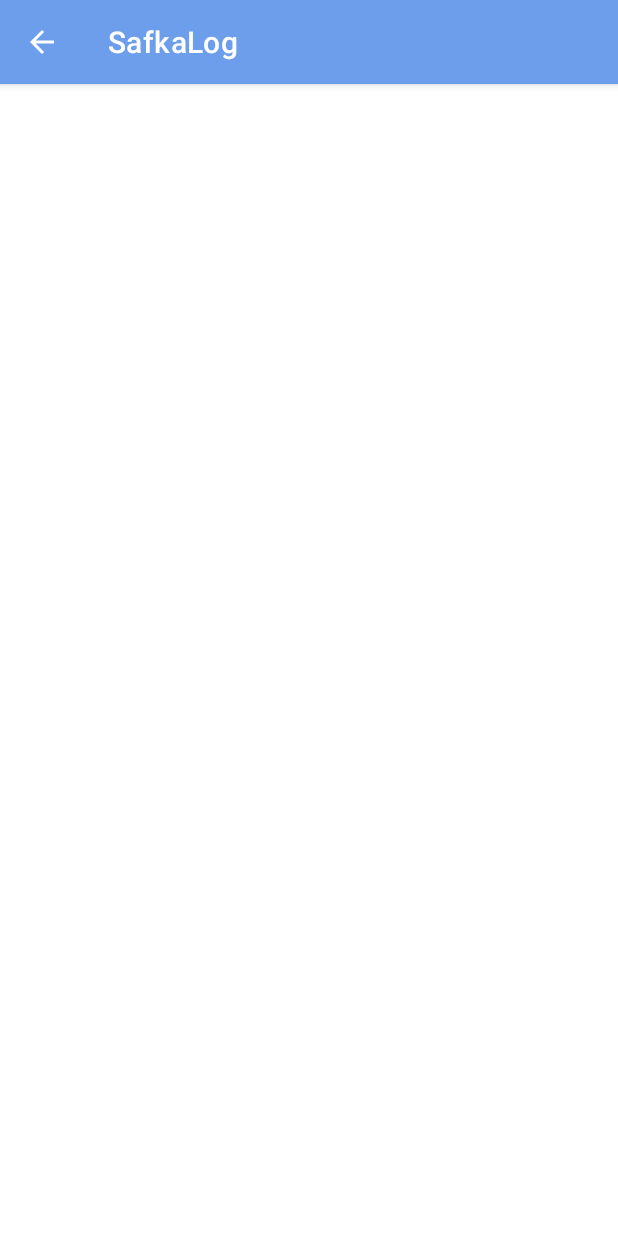
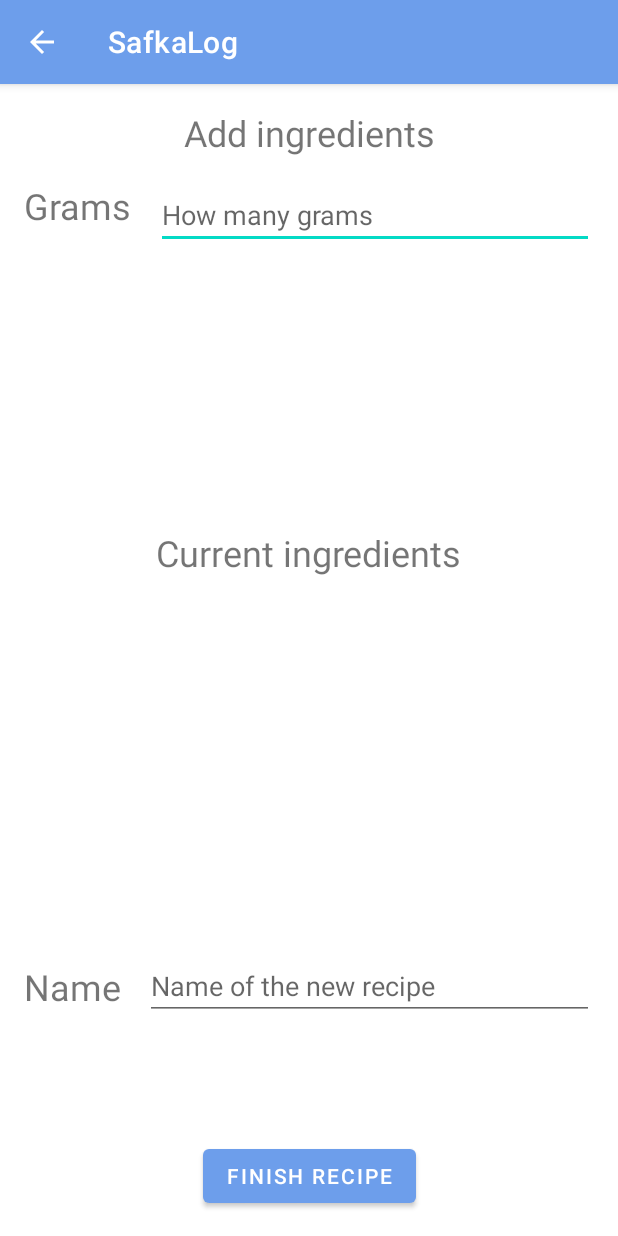
Before and after one commit to mScule/safkaLog, an Android app: the RecipesActivity screen opened directly, with no data from a screen before it, on a phone screen of 412 x 824 dp. Run offline under Robolectric (Android 15) with nearby library versions, the phone set to English and light mode, and no system bars.

Commit message:
activity_recipes.xml leiska

```diff
--- a/app/src/main/java/com/ahkera/safkalog/activities/RecipesActivity.java
+++ b/app/src/main/java/com/ahkera/safkalog/activities/RecipesActivity.java
@@ -8,9 +8,11 @@ import com.ahkera.safkalog.R;
 
 public class RecipesActivity extends AppCompatActivity {
 
+
     @Override
     protected void onCreate(Bundle savedInstanceState) {
         super.onCreate(savedInstanceState);
         setContentView(R.layout.activity_recipes);
+
     }
 }
--- a/app/src/main/res/layout/activity_recipes.xml
+++ b/app/src/main/res/layout/activity_recipes.xml
@@ -6,4 +6,107 @@
     android:layout_height="match_parent"
     tools:context=".activities.RecipesActivity">
 
+
+    <TextView
+        android:id="@+id/ac_addIngredients_lb"
+        android:layout_width="wrap_content"
+        android:layout_height="wrap_content"
+        android:text="@string/sh_lb_addIngredients"
+        android:textSize="24sp"
+        android:layout_margin="16dp"
+
+        app:layout_constraintStart_toStartOf="parent"
+        app:layout_constraintTop_toTopOf="parent"
+        app:layout_constraintEnd_toEndOf="parent"/>
+
+
+    <TextView
+        android:id="@+id/ac_recipe_lb_grams"
+        android:layout_width="wrap_content"
+        android:layout_height="wrap_content"
+        android:text="@string/sh_lb_grams"
+        android:textSize="24sp"
+        android:layout_margin="16dp"
+
+        app:layout_constraintStart_toStartOf="parent"
+        app:layout_constraintTop_toBottomOf="@id/ac_addIngredients_lb"/>
+
+    <EditText
+        android:id="@+id/ac_recipes_et_inputGrams"
+        android:layout_width="0dp"
+        android:layout_height="wrap_content"
+        android:layout_margin="16dp"
+        android:hint="@string/sh_lb_gramHint"
+        android:layout_marginTop="56dp"
+
+        app:layout_constraintStart_toEndOf="@+id/ac_recipe_lb_grams"
+        app:layout_constraintTop_toBottomOf="@id/ac_addIngredients_lb"
+        app:layout_constraintEnd_toEndOf="parent"/>
+
+    <Button
+        android:id="@+id/ac_addRecipeAndGoMain_btn"
+        android:layout_width="wrap_content"
+        android:layout_height="wrap_content"
+        android:layout_marginBottom="16dp"
+        android:text="@string/sh_btn_finishRecipe"
+
+        app:layout_constraintBottom_toBottomOf="parent"
+        app:layout_constraintEnd_toEndOf="parent"
+        app:layout_constraintStart_toStartOf="parent"/>
+
+    <androidx.recyclerview.widget.RecyclerView
+        android:id="@+id/ac_ingredientsCatalog_rv"
+        android:layout_width="407dp"
+        android:layout_height="170dp"
+
+        app:layout_constraintEnd_toEndOf="parent"
+        app:layout_constraintStart_toStartOf="parent"
+        app:layout_constraintTop_toBottomOf="@id/ac_recipes_et_inputGrams" />
+
+    <TextView
+        android:id="@+id/ac_currentIngredients_lb"
+        android:layout_width="wrap_content"
+        android:layout_height="wrap_content"
+        android:text="@string/sh_lb_currentIngredients"
+        android:textSize="24sp"
+        android:layout_margin="16dp"
+
+        app:layout_constraintStart_toStartOf="parent"
+        app:layout_constraintEnd_toEndOf="parent"
+        app:layout_constraintTop_toBottomOf="@id/ac_ingredientsCatalog_rv"/>
+
+    <androidx.recyclerview.widget.RecyclerView
+        android:id="@+id/ac_currentIngredients_rv"
+        android:layout_width="407dp"
+        android:layout_height="170dp"
+
+        app:layout_constraintEnd_toEndOf="parent"
+        app:layout_constraintStart_toStartOf="parent"
+        app:layout_constraintTop_toBottomOf="@id/ac_currentIngredients_lb"/>
+
+    <TextView
+        android:id="@+id/ac_recipe_lb_name"
+        android:layout_width="wrap_content"
+        android:layout_height="wrap_content"
+        android:text="@string/sh_lb_name"
+        android:textSize="24sp"
+        android:layout_margin="16dp"
+
+        app:layout_constraintTop_toBottomOf="@id/ac_currentIngredients_rv"
+        app:layout_constraintStart_toStartOf="parent"
+        app:layout_constraintBottom_toTopOf="@id/ac_addRecipeAndGoMain_btn"/>
+
+    <EditText
+        android:id="@+id/ac_recipes_et_inputName"
+        android:layout_width="0dp"
+        android:layout_height="wrap_content"
+        android:layout_margin="16dp"
+        android:hint="@string/sh_lb_recipeHint"
+
+        app:layout_constraintTop_toBottomOf="@id/ac_currentIngredients_rv"
+        app:layout_constraintStart_toEndOf="@id/ac_recipe_lb_name"
+        app:layout_constraintEnd_toEndOf="parent"
+        app:layout_constraintBottom_toTopOf="@id/ac_addRecipeAndGoMain_btn"/>
+
+
 </androidx.constraintlayout.widget.ConstraintLayout>
--- a/app/src/main/res/values/strings.xml
+++ b/app/src/main/res/values/strings.xml
@@ -27,4 +27,11 @@
     <string name="ac_main_btn_diary">Diary</string>
     <string name="ac_main_btn_edit">Edit</string>
 
+    <!--RecipesActivity-->
+    <string name="sh_lb_recipeHint">Name of the new recipe</string>
+    <string name="sh_lb_gramHint">How many grams</string>
+    <string name="sh_lb_addIngredients">Add ingredients</string>
+    <string name="sh_lb_currentIngredients">Current ingredients</string>
+    <string name="sh_btn_finishRecipe">Finish recipe</string>
+
 </resources>
```
